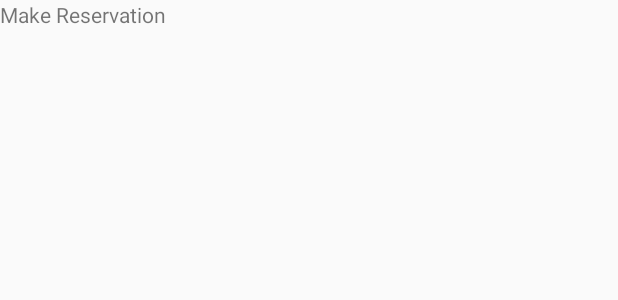
After one commit to madadiaconu/EcoWash, an Android app: the layout activity_make_reservation.xml on its own in the app's theme, with its tools: preview values and no code run, on a phone screen of 412 x 824 dp. The commit adds this screen. Shown: the top 300 px of the screen. Run offline under Robolectric (Android 15) with nearby library versions, the phone set to English and light mode, and no system bars.

Commit message:
Add navigation on CardViews click

```diff
--- /dev/null
+++ b/EcoWash/app/src/main/res/layout/activity_make_reservation.xml
@@ -0,0 +1,11 @@
+<?xml version="1.0" encoding="utf-8"?>
+<LinearLayout xmlns:android="http://schemas.android.com/apk/res/android"
+    android:orientation="vertical" android:layout_width="match_parent"
+    android:layout_height="match_parent">
+
+    <TextView
+        android:layout_width="wrap_content"
+        android:layout_height="wrap_content"
+        android:text="@string/make_reservation"/>
+
+</LinearLayout>
```
Also changed, not shown: EcoWash/app/src/main/AndroidManifest.xml (+12 -0 lines), EcoWash/app/src/main/java/com/myapps/ecowash/ui/BaseActivity.java (added, +12 -0 lines), EcoWash/app/src/main/java/com/myapps/ecowash/ui/MainActivity.java (+26 -4 lines), EcoWash/app/src/main/java/com/myapps/ecowash/ui/MakeReservationActivity.java (added, +14 -0 lines), EcoWash/app/src/main/java/com/myapps/ecowash/ui/MyReservationsActivity.java (added, +14 -0 lines), EcoWash/app/src/main/java/com/myapps/ecowash/ui/WashNowActivity.java (added, +13 -0 lines), EcoWash/app/src/main/res/layout/activity_my_reservations.xml (added, +9 -0 lines), EcoWash/app/src/main/res/layout/activity_wash_now.xml (added, +9 -0 lines), EcoWash/app/src/main/res/values/attrs.xml (added, +9 -0 lines).
